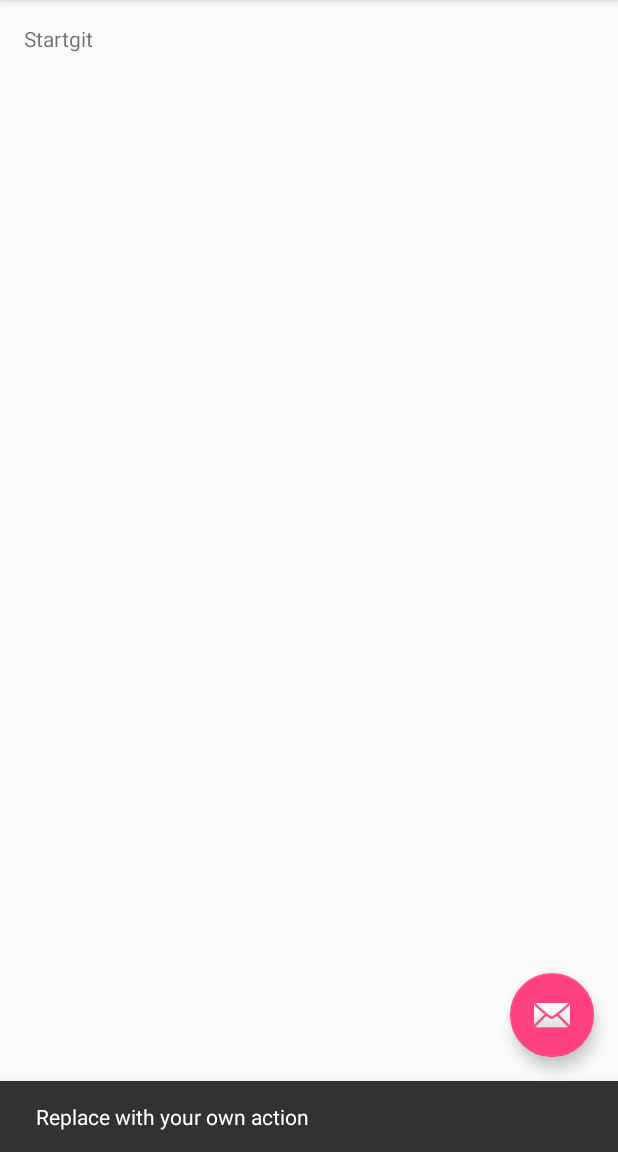
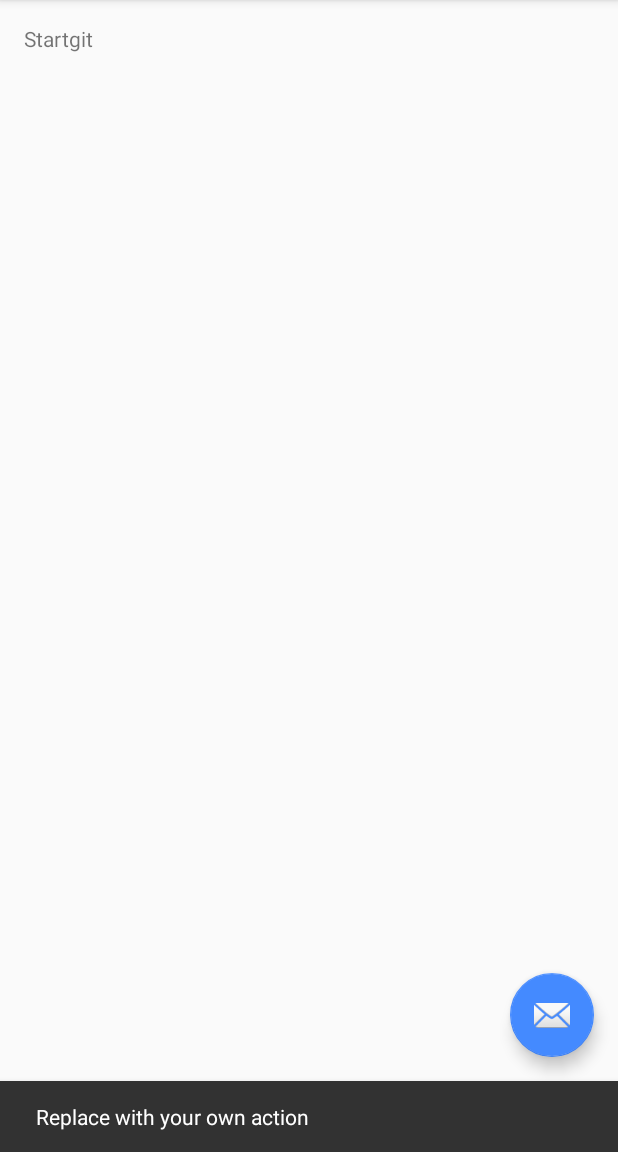
Before and after one commit to rengokantai/Dlan6progpj6_weather, an Android app: the screen it shows after launch (MainActivity), after a tap on an icon or button, on a phone screen of 412 x 824 dp, the part 84-1236 px from its top. Run offline under Robolectric (Android 15) with nearby library versions, the phone set to English and light mode, and no system bars.

Commit message:
Edit colors and styles

```diff
--- a/app/src/main/res/values/colors.xml
+++ b/app/src/main/res/values/colors.xml
@@ -2,5 +2,5 @@
 <resources>
     <color name="colorPrimary">#3F51B5</color>
     <color name="colorPrimaryDark">#303F9F</color>
-    <color name="colorAccent">#FF4081</color>
+    <color name="colorAccent">#448AFF</color>
 </resources>
```
Also changed, not shown: app/src/main/res/values/styles.xml (line endings or trailing spaces).
